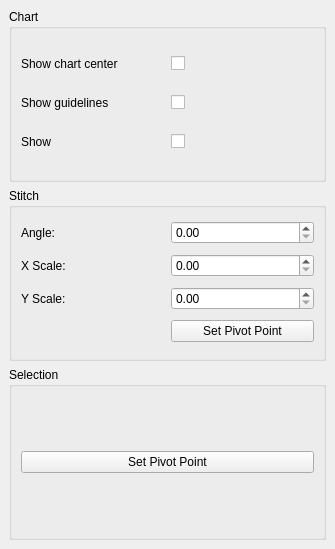
Old version of the form src/propertiesdialog.ui in the repository iPenguin/CrochetCharts.
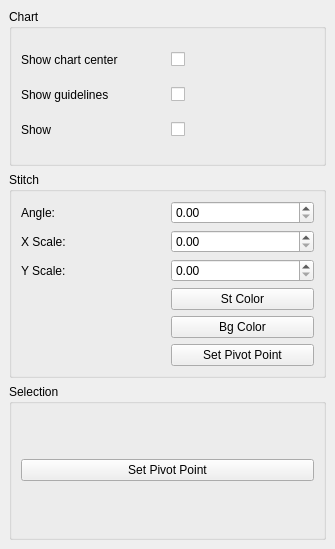
New version of the form.

Commit message: Misc changes to connect property dialog to cells/sts

Patch:
```diff
--- a/src/propertiesdialog.ui
+++ b/src/propertiesdialog.ui
@@ -92,8 +92,8 @@
        <item row="1" column="1">
         <widget class="QDoubleSpinBox" name="scaleX"/>
        </item>
-       <item row="3" column="1">
-        <widget class="QPushButton" name="pushButton">
+       <item row="5" column="1">
+        <widget class="QPushButton" name="setPivotPointBttn">
          <property name="text">
           <string>Set Pivot Point</string>
          </property>
@@ -109,6 +109,20 @@
          </property>
         </widget>
        </item>
+       <item row="4" column="1">
+        <widget class="QPushButton" name="setBgColorBttn">
+         <property name="text">
+          <string>Bg Color</string>
+         </property>
+        </widget>
+       </item>
+       <item row="3" column="1">
+        <widget class="QPushButton" name="stColorBttn">
+         <property name="text">
+          <string>St Color</string>
+         </property>
+        </widget>
+       </item>
       </layout>
      </widget>
     </item>
```
The commit also changes 2 other files.
